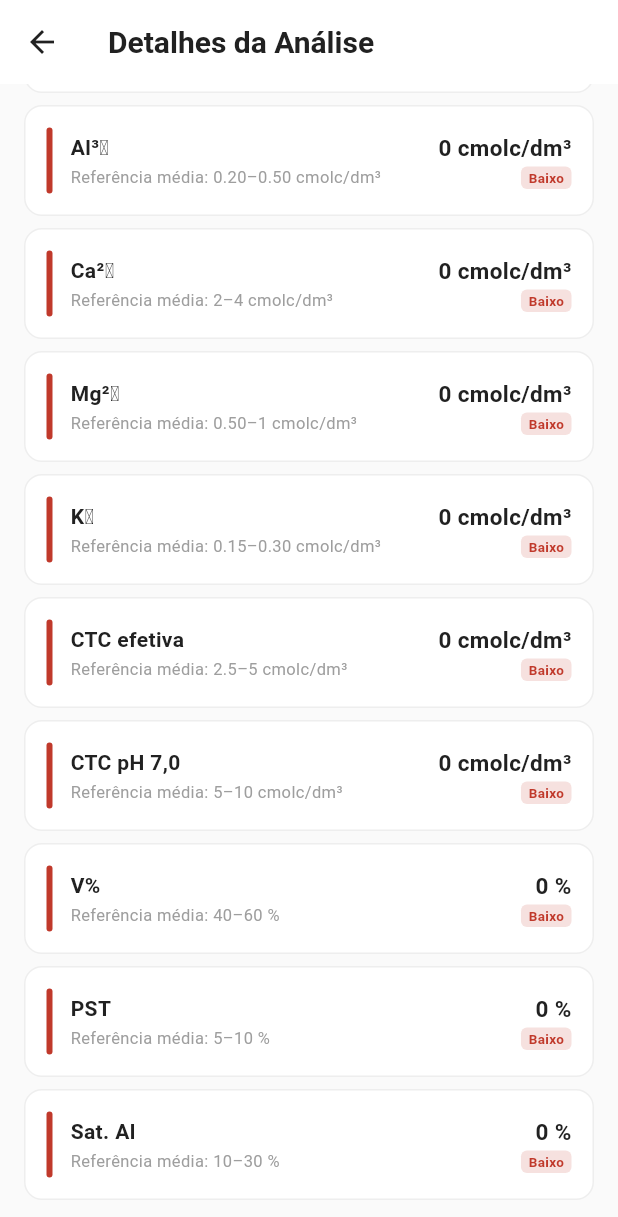
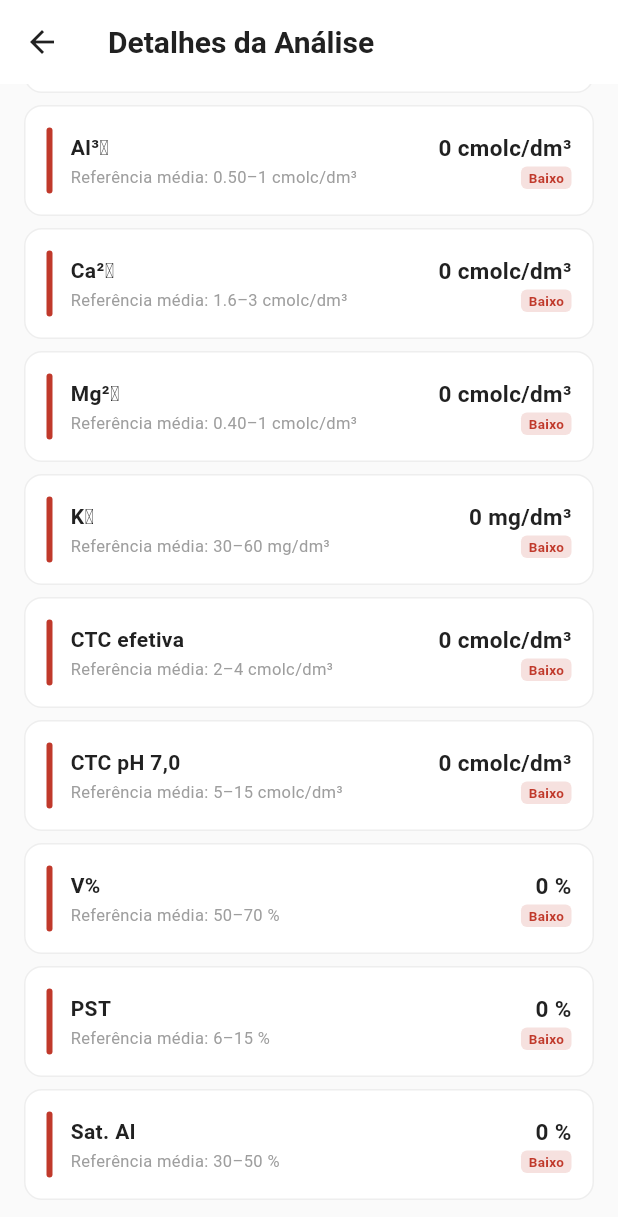
Before and after one commit to leandromesq/anasoil, a Flutter app: the AnalysisDetailPage screen opened directly with empty values, scrolled down 1621 dp, on a phone screen of 412 x 824 dp. Shown: the top 1217 px of the screen. Run offline on Flutter 3.47's test engine with Material 3 defaults, Android fonts, the phone set to English and light mode, and no system bars; our stand-ins replace cloud_firestore, dio, file_picker, firebase_auth, firebase_core, firebase_storage and 8 more; missing offline and left inert: flutter_pdfview, syncfusion_flutter_pdf; accounts and stored records are empty.

Commit message:
Align soil parameter thresholds with reference

```diff
--- a/anasoil_mobile/lib/data/services/pdf_extraction_service.dart
+++ b/anasoil_mobile/lib/data/services/pdf_extraction_service.dart
@@ -157,7 +157,7 @@ class PdfExtractionService {
   ///
   /// Parâmetros que precisamos extrair (11 de análise + identificação):
   /// Mat.Org., pH, K, Ca, Mg, Al, SB (≈CTC efetiva), CTC (pH7), V%, m%
-  /// PST não aparece na tabela DMLab.
+  /// PST é preenchido com o valor de P (Resina), conforme orientação de domínio.
   List<SoilAnalysis> _parseAnalysesFromText(
     String text, {
     required String userId,
@@ -372,7 +372,7 @@ class PdfExtractionService {
           ctcEfetiva: ctcEfetiva,
           ctcPh7: _parseValue(at(12)),
           vPercent: _parseValue(at(13)),
-          pst: null,
+          pst: _parseValue(at(3)),
           mPercent: _parseValue(at(14)),
           createdAt: DateTime.now(),
         ),
--- a/packages/anasoil_shared/lib/src/parameter_classifier.dart
+++ b/packages/anasoil_shared/lib/src/parameter_classifier.dart
@@ -94,16 +94,16 @@ class ParameterClassifier {
     }
 
     add('M.O.', 'dag/kg', values.organicMatter, 1.5, 3.0);
-    add('pH', '', values.phCacl2, 4.5, 5.5);
-    add('Al³⁺', 'cmolc/dm³', values.al3Plus, 0.2, 0.5);
-    add('Ca²⁺', 'cmolc/dm³', values.ca2Plus, 2.0, 4.0);
-    add('Mg²⁺', 'cmolc/dm³', values.mg2Plus, 0.5, 1.0);
-    add('K⁺', 'cmolc/dm³', values.kPlus, 0.15, 0.30);
-    add('CTC efetiva', 'cmolc/dm³', values.ctcEfetiva, 2.5, 5.0);
-    add('CTC pH 7,0', 'cmolc/dm³', values.ctcPh7, 5.0, 10.0);
-    add('V%', '%', values.vPercent, 40, 60);
-    add('PST', '%', values.pst, 5, 10);
-    add('Sat. Al', '%', values.mPercent, 10, 30);
+    add('pH', '', values.phCacl2, 5.0, 6.0);
+    add('Al³⁺', 'cmolc/dm³', values.al3Plus, 0.5, 1.0);
+    add('Ca²⁺', 'cmolc/dm³', values.ca2Plus, 1.6, 3.0);
+    add('Mg²⁺', 'cmolc/dm³', values.mg2Plus, 0.4, 1.0);
+    add('K⁺', 'mg/dm³', values.kPlus, 30, 60);
+    add('CTC efetiva', 'cmolc/dm³', values.ctcEfetiva, 2.0, 4.0);
+    add('CTC pH 7,0', 'cmolc/dm³', values.ctcPh7, 5.0, 15.0);
+    add('V%', '%', values.vPercent, 50, 70);
+    add('PST', '%', values.pst, 6, 15);
+    add('Sat. Al', '%', values.mPercent, 30, 50);
 
     return results;
   }
```
